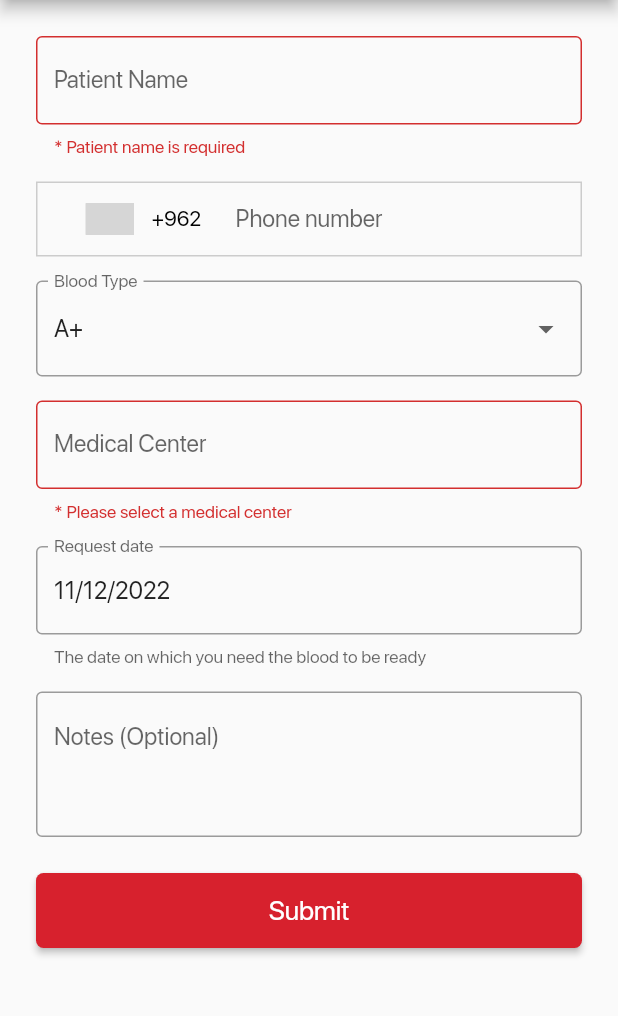
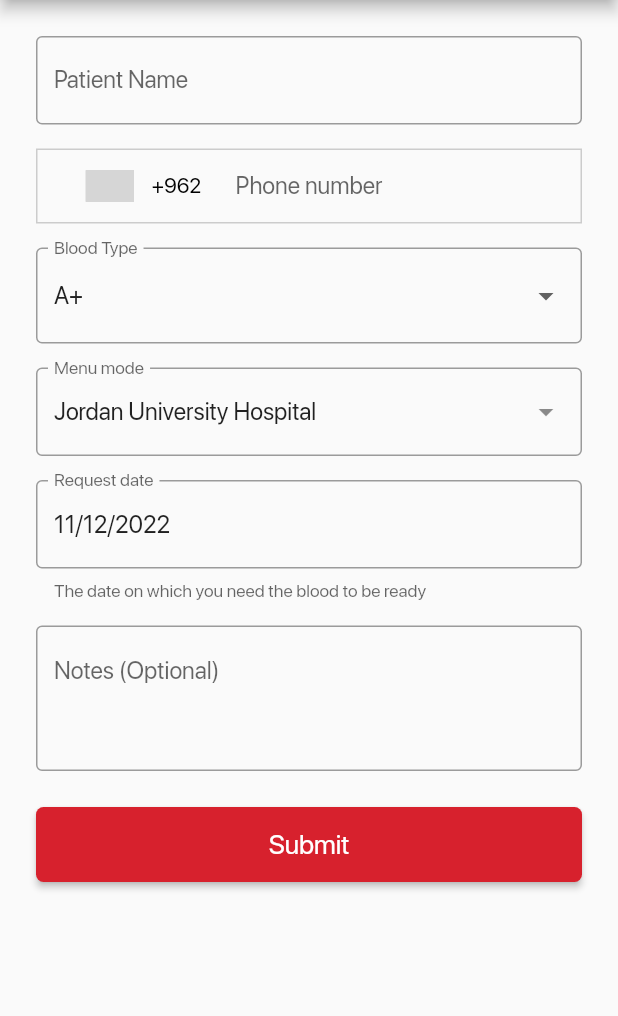
Before and after one commit to mohamedhashim73/Blood-Donation, a Flutter app: the AddBloodRequestScreen screen opened by its route, after a tap on "Submit", on a phone screen of 412 x 824 dp, the part 84-1100 px from its top. Run offline on Flutter 3.47's test engine with Material 2 defaults, Android fonts, the phone set to English and light mode, and no system bars; drawn by our look-alikes of dropdown_search, intl_phone_number_input; our stand-ins replace awesome_dialog, cached_network_image, cloud_firestore, dots_indicator, firebase_auth, firebase_core and 8 more; accounts and stored records are empty; grey boxes are pictures that could not be loaded.

Commit message:
last commit

```diff
--- a/lib/data/lists/blood_banks.dart
+++ b/lib/data/lists/blood_banks.dart
@@ -1,88 +1,88 @@
 import '../medical_center.dart';
 
-const bloodBanks = [
+List<MedicalCenter> bloodBanks = const [
   MedicalCenter(
-    name: "Spears Blood Bank",
-    phoneNumbers: ["01372802", "01372803", "01372804", "01372805"],
-    location: "Beirut",
-    longitude: "35.495480",
-    latitude: "33.888630",
+    name: "Jordan University Hospital",
+    phoneNumbers: ["065353444"],
+    location: "Amman",
+    longitude: "35.874765",
+    latitude: "32.007914",
   ),
   MedicalCenter(
-    name: "Gemayze Blood Bank",
-    phoneNumbers: ["01444102"],
-    location: "Beirut",
-    longitude: "35.495480",
-    latitude: "33.888630",
+    name: "West Amman Blood Bank",
+    phoneNumbers: ["064642764"],
+    location: "Amman",
+    longitude: "35.906297",
+    latitude: "31.948245",
   ),
   MedicalCenter(
-    name: "Jounieh Blood Bank",
-    phoneNumbers: ["09931750"],
-    location: "Beirut",
-    longitude: "35.495480",
-    latitude: "33.888630",
+    name: "East Amman Blood Bank - Al Bashir Hospital",
+    phoneNumbers: ["064749122"],
+    location: "Amman",
+    longitude: "35.943070",
+    latitude: "31.938254",
   ),
   MedicalCenter(
-    name: "Antelias Blood Bank",
-    phoneNumbers: ["04524164"],
-    location: "Beirut",
-    longitude: "35.495480",
-    latitude: "33.888630",
+    name: "Southern Amman - AlTotangi Hospital",
+    phoneNumbers: ["064020092"],
+    location: "Amman",
+    longitude: "35.997547",
+    latitude: "31.854161",
   ),
   MedicalCenter(
-    name: "Jbeil Blood Bank",
-    phoneNumbers: ["09945220"],
-    location: "Beirut",
-    longitude: "35.495480",
-    latitude: "33.888630",
+    name: "New Zarqa Governmental Hospital",
+    phoneNumbers: ["053758200"],
+    location: "Zarqa",
+    longitude: "36.130682",
+    latitude: "32.075429",
   ),
   MedicalCenter(
-    name: "Beit El Dine Blood Bank",
-    phoneNumbers: ["03468728"],
-    location: "Beirut",
-    longitude: "35.495480",
-    latitude: "33.888630",
+    name: "Al Karak Public Hospital",
+    phoneNumbers: ["032386191"],
+    location: "Karak",
+    longitude: "35.726858",
+    latitude: "31.146455",
   ),
   MedicalCenter(
-    name: "Tripoli Blood Bank",
-    phoneNumbers: ["06601429"],
-    location: "Beirut",
-    longitude: "35.495480",
-    latitude: "33.888630",
+    name: "Irbid Blood Bank",
+    phoneNumbers: ["027101389"],
+    location: "Irbid",
+    longitude: "35.832414",
+    latitude: "32.530780",
   ),
   MedicalCenter(
-    name: "Halba Blood Bank",
-    phoneNumbers: ["06695370"],
-    location: "Beirut",
-    longitude: "35.495480",
-    latitude: "33.888630",
+    name: "Ma'an Government Hospital",
+    phoneNumbers: ["032131565"],
+    location: "Ma'an",
+    longitude: "35.728016",
+    latitude: "30.191894",
   ),
   MedicalCenter(
-    name: "Zahle Blood Bank",
-    phoneNumbers: ["08804930"],
-    location: "Beirut",
-    longitude: "35.495480",
-    latitude: "33.888630",
+    name: "Salt Blood Bank - Prince Hussein Hospital",
+    phoneNumbers: ["065351636"],
+    location: "Salt",
+    longitude: "35.836864",
+    latitude: "32.082917",
   ),
   MedicalCenter(
-    name: "Saida Blood Bank",
-    phoneNumbers: ["07752141"],
-    location: "Beirut",
-    longitude: "35.495480",
-    latitude: "33.888630",
+    name: "Ajloun Blood Bank - Al Iman Hospital",
+    phoneNumbers: ["026422129"],
+    location: "Ajloun",
+    longitude: "35.754333",
+    latitude: "32.322357",
   ),
   MedicalCenter(
-    name: "Tyr Blood Bank",
-    phoneNumbers: ["07740070"],
-    location: "Beirut",
-    longitude: "35.495480",
-    latitude: "33.888630",
+    name: "Jarash Governmental Hospital",
+    phoneNumbers: ["026340269"],
+    location: "Jerash",
+    longitude: "35.897510",
+    latitude: "32.284255",
   ),
   MedicalCenter(
-    name: "Nabatiye Blood Bank",
-    phoneNumbers: ["07768687"],
-    location: "Beirut",
-    longitude: "35.495480",
-    latitude: "33.888630",
+    name: "Aqaba Blood Bank - Princess Haya Military Hospital",
+    phoneNumbers: ["026442100"],
+    location: "Aqaba",
+    longitude: "35.819426",
+    latitude: "32.344390",
   )
 ];
--- a/lib/screens/add_blood_request_screen.dart
+++ b/lib/screens/add_blood_request_screen.dart
@@ -3,7 +3,8 @@ import 'package:firebase_auth/firebase_auth.dart';
 import 'package:flutter/material.dart';
 import 'package:fluttertoast/fluttertoast.dart';
 import 'package:intl_phone_number_input/intl_phone_number_input.dart';
-
+import 'package:dropdown_search/dropdown_search.dart';
+import '../data/lists/blood_banks.dart';
 import '../data/medical_center.dart';
 import '../utils/blood_types.dart';
 import '../utils/tools.dart';
@@ -83,6 +84,7 @@ class _AddBloodRequestScreenState extends State<AddBloodRequestScreen> {
   }
 
   void _submit()  {
+    debugPrint(_medicalCenter!.name);
     if (_formKey.currentState!.validate()) {
       setState(() => _isLoading = true);
       try {
@@ -106,7 +108,7 @@ class _AddBloodRequestScreenState extends State<AddBloodRequestScreen> {
         });
         // await _resetFields();
       } catch (e) {
-        Fluttertoast.showToast(msg: 'Something went wrong. Please try again');
+        Fluttertoast.showToast(msg: 'Something went wrong. Please try again and the error is $e');
         setState(() => _isLoading = false);
       }
     }
@@ -190,32 +192,40 @@ class _AddBloodRequestScreenState extends State<AddBloodRequestScreen> {
             .toList(),
       );
 
-  Widget _medicalCenterSelector() => GestureDetector(
-        onTap: () async {
-          final picked = await showModalBottomSheet<MedicalCenter>(
-            context: context,
-            builder: (_) => const MedicalCenterPicker(),
-            isScrollControlled: true,
-          );
-          if (picked != null)
-          {
-            setState(() => _medicalCenter = picked);
-          }
-        },
-        child: AbsorbPointer(
-          child: TextFormField(
-            key: ValueKey<String>(_medicalCenter?.name ?? 'none'),
-            initialValue: _medicalCenter?.name,
-            validator: (_) => _medicalCenter == null
-                ? '* Please select a medical center'
-                : null,
-            decoration: const InputDecoration(
-              border: OutlineInputBorder(),
-              labelText: 'Medical Center',
-            ),
-          ),
-        ),
-      );
+  Widget _medicalCenterSelector()=> DropdownSearch<String>(
+    popupProps: PopupProps.menu(
+      showSelectedItems: true,
+      disabledItemFn: (String s) => s.startsWith('I'),
+    ),
+    items: bloodBanks.map((item) => item.name).toList(),
+    dropdownDecoratorProps: const DropDownDecoratorProps(
+      dropdownSearchDecoration: InputDecoration(
+        labelText: "Menu mode",
+        hintText: "country in menu mode",
+        border: OutlineInputBorder()
+      ),
+    ),
+    onChanged: (val) async
+    {
+      await loopOnBloodBankToGetIndexForSelectedBank(val.toString());        // this method to loop on bloodBanks to get the index which user chosen to send medicalCenter model to fireStore with requested
+    },
+    selectedItem: bloodBanks.first.name,
+  );
+
+  // this method to loop on bloodBanks to get the index which user chosen to send medicalCenter model to fireStore with requested
+  Future<void> loopOnBloodBankToGetIndexForSelectedBank(String val) async {
+    for( int i=0; i < bloodBanks.length ; i++ )
+    {
+      if( bloodBanks[i].name == val )
+      {
+        setState(()
+        {
+          _medicalCenter = bloodBanks[i];
+          print("the bank is .... $val");
+        });
+      }
+    }
+  }
 
   Widget _requestDatePicker() => GestureDetector(
         onTap: () async {
@@ -246,3 +256,33 @@ class _AddBloodRequestScreenState extends State<AddBloodRequestScreen> {
       );
 
 }
+
+// this for choosing from multi choices like hospitals or banks and so on
+/*
+Widget medicalCenterSelector() => GestureDetector(
+        onTap: () async {
+          final picked = await showModalBottomSheet<MedicalCenter>(
+            context: context,
+            builder: (_) => const MedicalCenterPicker(),
+            isScrollControlled: true,
+          );
+          if (picked != null)
+          {
+            setState(() => _medicalCenter = picked);
+          }
+        },
+        child: AbsorbPointer(
+          child: TextFormField(
+            key: ValueKey<String>(_medicalCenter?.name ?? 'none'),
+            initialValue: _medicalCenter?.name,
+            validator: (_) => _medicalCenter == null
+                ? '* Please select a medical center'
+                : null,
+            decoration: const InputDecoration(
+              border: OutlineInputBorder(),
+              labelText: 'Medical Center',
+            ),
+          ),
+        ),
+      );
+ */
--- a/lib/widgets/custom_drawer.dart
+++ b/lib/widgets/custom_drawer.dart
@@ -124,11 +124,13 @@ class _CustomDrawerState extends State<CustomDrawer> {
             icon: Icons.add,
             destination: AddNewsItem.route,
           ),
+         /*
          _DrawerTile(
           title: 'News and Tips',
           icon: FontAwesomeIcons.bell,
           destination: NewsScreen.route,
         ),
+          */
          _DrawerTile(
           title: 'Can I donate blood?',
           icon: FontAwesomeIcons.circleQuestion,
--- a/pubspec.yaml
+++ b/pubspec.yaml
@@ -42,6 +42,7 @@ dependencies:
   url_launcher: ^6.0.9
   font_awesome_flutter: ^10.2.1
   intl_phone_number_input: ^0.7.1
+  dropdown_search: ^5.0.5
 
 
 dev_dependencies:
```
Also changed, not shown: pubspec.lock.
